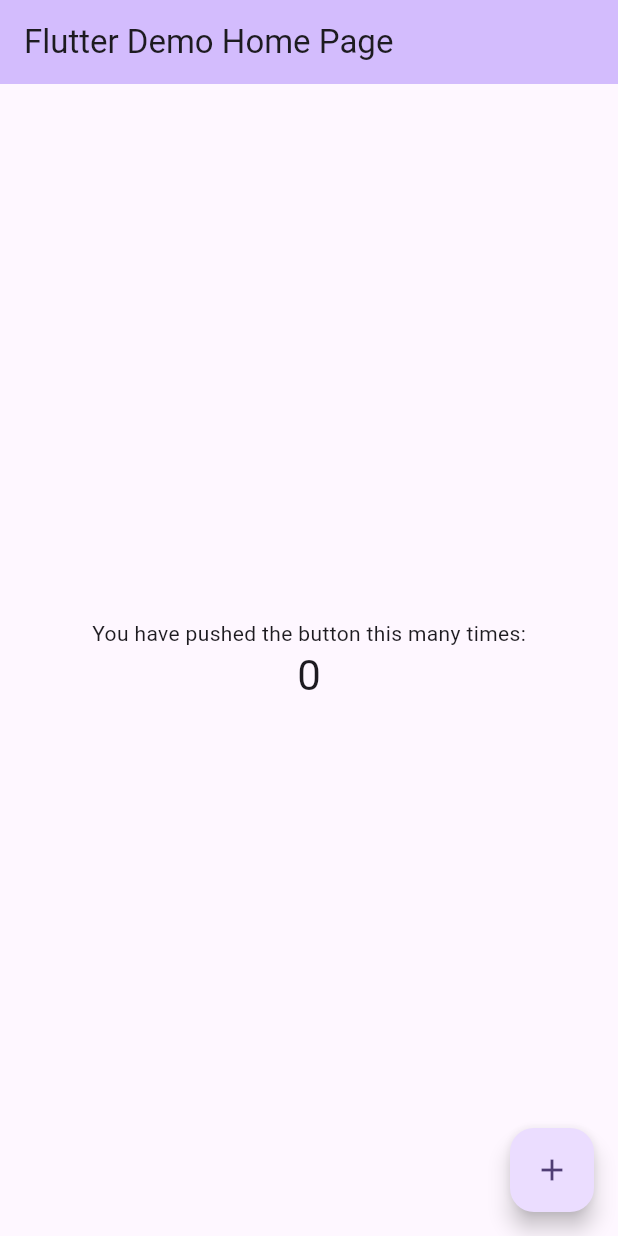
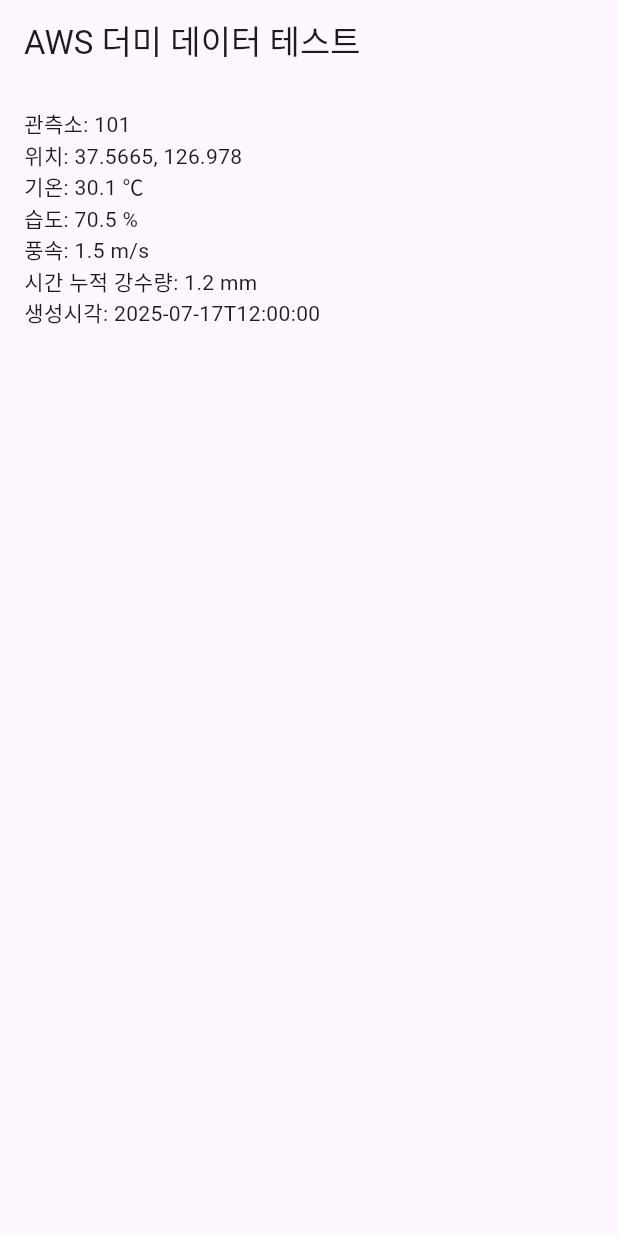
Before and after one commit to binseoyun/ForOurDisaster, a Flutter app: the screen it shows after launch, on a phone screen of 412 x 824 dp. Run offline on Flutter 3.47's test engine with Material 3 defaults, Android fonts, the phone set to English and light mode, and no system bars; our stand-ins replace firebase_core; accounts and stored records are empty.

Commit message:
일단 커밋

```diff
--- /dev/null
+++ b/lib/data/dummy_aws_data.dart
@@ -0,0 +1,21 @@
+//아직 API 승인이 안나서 더미 JSON으로 UI테스트와 모델 검증
+
+// lib/data/dummy_aws_data.dart
+
+const dummyAwsJson = {
+  "AWS_OBSVTR_CD": "101",
+  "OBSRVN_HR": "202507171200",
+  "LAT": "37.5665",
+  "LOT": "126.9780",
+  "ALTD_METER": "80.0",
+  "N10MIN_AVG_WIDIR": "120.0",
+  "N1MIN_AVG_WISP": "1.5",
+  "N1MIN_AVG_AIRTP": "30.1",
+  "N1MIN_AVG_HMTY": "70.5",
+  "N1MIN_AVG_ACTPL_ATMPR": "1012.3",
+  "N1MIN_AVG_SLVL_ATMPR": "1015.1",
+  "PCPTTN_PRCP": "0.0",
+  "HR_ACML_RFALL": "1.2",
+  "DAY_ACML_RFALL": "5.6",
+  "CRT_DT": "2025-07-17T12:00:00"
+};
--- a/lib/main.dart
+++ b/lib/main.dart
@@ -1,6 +1,13 @@
 import 'package:flutter/material.dart';
+import 'package:firebase_core/firebase_core.dart';
+import 'firebase_options.dart';
+import 'package:formydisaster/screens/test_screen.dart'; //더미 테스트를 위해
 
-void main() {
+void main() async {
+  WidgetsFlutterBinding.ensureInitialized();
+  await Firebase.initializeApp(
+    options: DefaultFirebaseOptions.currentPlatform,
+  );
   runApp(const MyApp());
 }
 
@@ -30,7 +37,8 @@
         // tested with just a hot reload.
         colorScheme: ColorScheme.fromSeed(seedColor: Colors.deepPurple),
       ),
-      home: const MyHomePage(title: 'Flutter Demo Home Page'),
+     //원래 코드고 테스트를 위해 임시로 주석 처리 home: const MyHomePage(title: 'Flutter Demo Home Page'),
+      home: const TestScreen(),
     );
   }
 }
--- /dev/null
+++ b/lib/models/aws_observation.dart
@@ -0,0 +1,66 @@
+//기상청_AWS 관측자료
+
+// lib/models/aws_observation.dart
+
+class AwsObservation {
+  final String stationCode;           // AWS_OBSVTR_CD: AWS관측소 코드
+  final String observationTime;       // OBSRVN_HR: 관측 시간 (년월일시)
+  final double latitude;              // LAT: 위도
+  final double longitude;             // LOT: 경도
+  final double altitude;              // ALTD_METER: 고도 미터
+
+  final double avgWindDirection;      // N10MIN_AVG_WIDIR: 10분 평균 풍향
+  final double avgWindSpeed;          // N1MIN_AVG_WISP: 1분 평균 풍속
+  final double avgTemperature;        // N1MIN_AVG_AIRTP: 1분 평균 기온
+  final double avgHumidity;           // N1MIN_AVG_HMTY: 1분 평균 습도
+  final double avgLocalPressure;      // N1MIN_AVG_ACTPL_ATMPR: 1분 평균 현지기압
+  final double avgSeaLevelPressure;   // N1MIN_AVG_SLVL_ATMPR: 1분 평균 해면기압
+
+  final double rainfallDetected;      // PCPTTN_PRCP: 강수 감지
+  final double hourlyRainfall;        // HR_ACML_RFALL: 시간 누적 강수량
+  final double dailyRainfall;         // DAY_ACML_RFALL: 일 누적 강수량
+
+  final String createdAt;             // CRT_DT: 생성 일시
+
+  AwsObservation({
+    required this.stationCode,
+    required this.observationTime,
+    required this.latitude,
+    required this.longitude,
+    required this.altitude,
+    required this.avgWindDirection,
+    required this.avgWindSpeed,
+    required this.avgTemperature,
+    required this.avgHumidity,
+    required this.avgLocalPressure,
+    required this.avgSeaLevelPressure,
+    required this.rainfallDetected,
+    required this.hourlyRainfall,
+    required this.dailyRainfall,
+    required this.createdAt,
+  });
+
+  factory AwsObservation.fromJson(Map<String, dynamic> json) {
+    return AwsObservation(
+      stationCode: json['AWS_OBSVTR_CD'] ?? '',
+      observationTime: json['OBSRVN_HR'] ?? '',
+      latitude: double.tryParse(json['LAT'] ?? '') ?? 0.0,
+      longitude: double.tryParse(json['LOT'] ?? '') ?? 0.0,
+      altitude: double.tryParse(json['ALTD_METER'] ?? '') ?? 0.0,
+      avgWindDirection: double.tryParse(json['N10MIN_AVG_WIDIR'] ?? '') ?? 0.0,
+      avgWindSpeed: double.tryParse(json['N1MIN_AVG_WISP'] ?? '') ?? 0.0,
+      avgTemperature: double.tryParse(json['N1MIN_AVG_AIRTP'] ?? '') ?? 0.0,
+      avgHumidity: double.tryParse(json['N1MIN_AVG_HMTY'] ?? '') ?? 0.0,
+      avgLocalPressure: double.tryParse(json['N1MIN_AVG_ACTPL_ATMPR'] ?? '') ?? 0.0,
+      avgSeaLevelPressure: double.tryParse(json['N1MIN_AVG_SLVL_ATMPR'] ?? '') ?? 0.0,
+      rainfallDetected: double.tryParse(json['PCPTTN_PRCP'] ?? '') ?? 0.0,
+      hourlyRainfall: double.tryParse(json['HR_ACML_RFALL'] ?? '') ?? 0.0,
+      dailyRainfall: double.tryParse(json['DAY_ACML_RFALL'] ?? '') ?? 0.0,
+      createdAt: json['CRT_DT'] ?? '',
+    );
+  }
+}
+
+//실제 응답이 String 일 수 있어서 double.tryParse()로 변환
+//0.0으로 fallback 처리하여 앱이 크래시 나지 않도록 안전하게 설계
+//추후에 UI에 바인딩할 때 단위(℃, mm, hPa, m/s) 등을 붙이면 좋음
--- /dev/null
+++ b/lib/models/shelter.dart
@@ -0,0 +1,31 @@
+class Shelter {
+  final String name;            // 시설명 (REARE_NM)
+  final String address;         // 도로명전체주소 (RONA_DADDR)
+  final double latitude;        // 위도 (LAT)
+  final double longitude;       // 경도 (LOT)
+  final String shelterTypeCode; // 대피소구분코드 (SHLT_SE_CD)
+  final String shelterTypeName; // 대피소구분명 (SHLT_SE_NM)
+  final String managementId;    // 관리일련번호 (MNG_SN)
+
+  Shelter({
+    required this.name,
+    required this.address,
+    required this.latitude,
+    required this.longitude,
+    required this.shelterTypeCode,
+    required this.shelterTypeName,
+    required this.managementId,
+  });
+
+  factory Shelter.fromJson(Map<String, dynamic> json) {
+    return Shelter(
+      name: json['REARE_NM'] ?? '',
+      address: json['RONA_DADDR'] ?? '',
+      latitude: double.tryParse(json['LAT'].toString()) ?? 0.0,
+      longitude: double.tryParse(json['LOT'].toString()) ?? 0.0,
+      shelterTypeCode: json['SHLT_SE_CD'] ?? '',
+      shelterTypeName: json['SHLT_SE_NM'] ?? '',
+      managementId: json['MNG_SN'] ?? '',
+    );
+  }
+}
--- /dev/null
+++ b/lib/screens/test_screen.dart
@@ -0,0 +1,35 @@
+//더미 JSON 테스트를 위한 파일
+
+// 예: lib/screens/test_screen.dart (또는 main.dart 내부에서 해도 됨)
+
+import 'package:flutter/material.dart';
+import '../models/aws_observation.dart';
+import '../data/dummy_aws_data.dart';
+
+class TestScreen extends StatelessWidget {
+  const TestScreen({super.key});
+
+  @override
+  Widget build(BuildContext context) {
+    final AwsObservation observation = AwsObservation.fromJson(dummyAwsJson);
+
+    return Scaffold(
+      appBar: AppBar(title: const Text('AWS 더미 데이터 테스트')),
+      body: Padding(
+        padding: const EdgeInsets.all(16.0),
+        child: Column(
+          crossAxisAlignment: CrossAxisAlignment.start,
+          children: [
+            Text("관측소: ${observation.stationCode}"),
+            Text("위치: ${observation.latitude}, ${observation.longitude}"),
+            Text("기온: ${observation.avgTemperature} ℃"),
+            Text("습도: ${observation.avgHumidity} %"),
+            Text("풍속: ${observation.avgWindSpeed} m/s"),
+            Text("시간 누적 강수량: ${observation.hourlyRainfall} mm"),
+            Text("생성시각: ${observation.createdAt}"),
+          ],
+        ),
+      ),
+    );
+  }
+}
--- a/pubspec.yaml
+++ b/pubspec.yaml
@@ -30,6 +30,12 @@
 dependencies:
   flutter:
     sdk: flutter
+  firebase_core: ^3.15.1
+  cloud_firestore: ^5.6.11
+  firebase_auth: ^5.6.2
+  firebase_storage: ^12.4.9
+  cloud_functions: ^5.6.1
+
 
   # The following adds the Cupertino Icons font to your application.
   # Use with the CupertinoIcons class for iOS style icons.
```
Also changed, not shown: lib/models/disaster_alert.dart (added, +47 -0 lines), lib/screens/mypage_screen.dart (added, +161 -0 lines), firebase.json (added), lib/firebase_options.dart (added), pubspec.lock, 8 other files.
